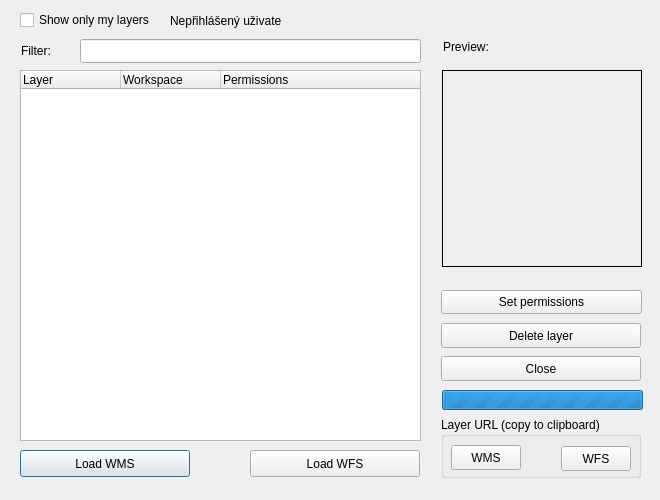
The window that dlg_addLayer.ui (LESPROJEKT/qgis-layman-plugin) describes before a commit, drawn with Qt 5.
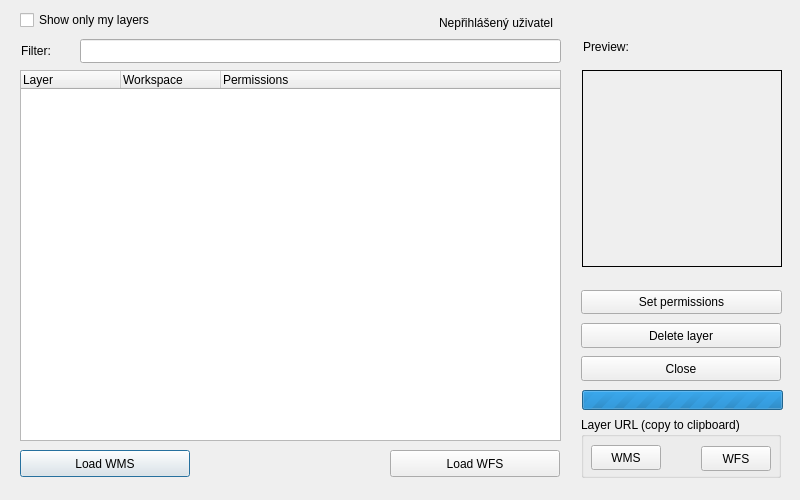
The same window after the commit. Custom widgets are drawn as their Qt base class.

Commit message: preklad, nacitani crs kompozice, uprava UI

The edit to the form file:
```diff
--- a/dlg_addLayer.ui
+++ b/dlg_addLayer.ui
@@ -9,7 +9,7 @@
    <rect>
     <x>0</x>
     <y>0</y>
-    <width>660</width>
+    <width>800</width>
     <height>500</height>
    </rect>
   </property>
@@ -21,13 +21,13 @@
   </property>
   <property name="minimumSize">
    <size>
-    <width>660</width>
+    <width>800</width>
     <height>500</height>
    </size>
   </property>
   <property name="maximumSize">
    <size>
-    <width>660</width>
+    <width>800</width>
     <height>500</height>
    </size>
   </property>
@@ -52,7 +52,7 @@
     <rect>
      <x>20</x>
      <y>70</y>
-     <width>401</width>
+     <width>541</width>
      <height>371</height>
     </rect>
    </property>
@@ -78,7 +78,7 @@
   <widget class="QPushButton" name="pushButton_close">
    <property name="geometry">
     <rect>
-     <x>441</x>
+     <x>581</x>
      <y>356</y>
      <width>200</width>
      <height>25</height>
@@ -91,7 +91,7 @@
   <widget class="QLabel" name="label_thumbnail">
    <property name="geometry">
     <rect>
-     <x>442</x>
+     <x>582</x>
      <y>70</y>
      <width>200</width>
      <height>197</height>
@@ -107,7 +107,7 @@
   <widget class="QLabel" name="label_2">
    <property name="geometry">
     <rect>
-     <x>443</x>
+     <x>583</x>
      <y>40</y>
      <width>141</width>
      <height>13</height>
@@ -133,7 +133,7 @@
   <widget class="QPushButton" name="pushButton_wfs">
    <property name="geometry">
     <rect>
-     <x>250</x>
+     <x>390</x>
      <y>450</y>
      <width>170</width>
      <height>27</height>
@@ -146,7 +146,7 @@
   <widget class="QPushButton" name="pushButton_delete">
    <property name="geometry">
     <rect>
-     <x>441</x>
+     <x>581</x>
      <y>323</y>
      <width>200</width>
      <height>25</height>
@@ -175,7 +175,7 @@
    </property>
    <property name="geometry">
     <rect>
-     <x>442</x>
+     <x>582</x>
      <y>390</y>
      <width>201</width>
      <height>20</height>
@@ -191,7 +191,7 @@
   <widget class="QPushButton" name="pushButton_setPermissions">
    <property name="geometry">
     <rect>
-     <x>441</x>
+     <x>581</x>
      <y>290</y>
      <width>201</width>
      <height>24</height>
@@ -219,7 +219,7 @@
     <rect>
      <x>80</x>
      <y>39</y>
-     <width>341</width>
+     <width>481</width>
      <height>24</height>
     </rect>
    </property>
@@ -252,10 +252,10 @@
   <widget class="QLabel" name="label_noUser">
    <property name="geometry">
     <rect>
-     <x>170</x>
+     <x>439</x>
      <y>13</y>
-     <width>111</width>
-     <height>16</height>
+     <width>131</width>
+     <height>20</height>
     </rect>
    </property>
    <property name="text">
@@ -265,7 +265,7 @@
   <widget class="QGroupBox" name="groupBox">
    <property name="geometry">
     <rect>
-     <x>441</x>
+     <x>581</x>
      <y>417</y>
      <width>200</width>
      <height>61</height>
```
The commit also changes 6 other files.
